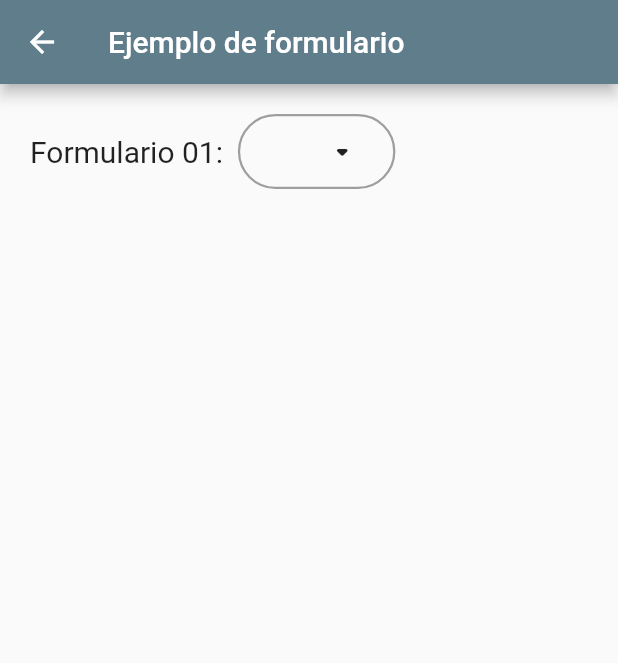
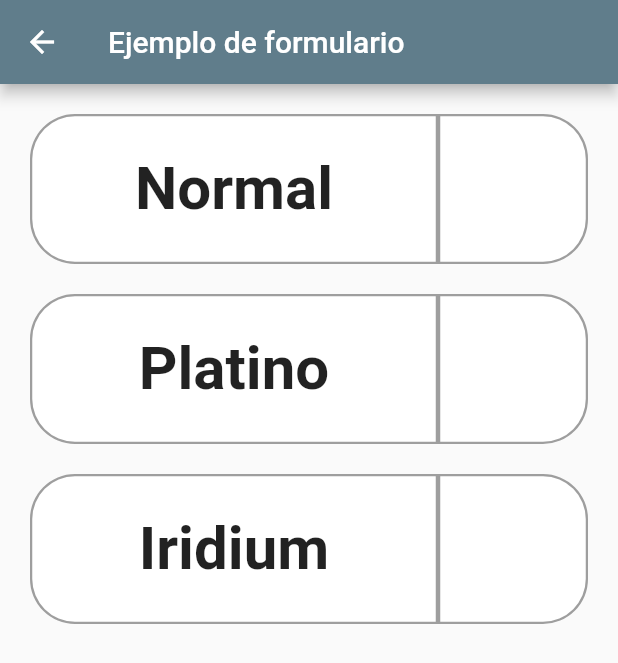
Before and after one commit to lara5tar/amecanico, a Flutter app: the EjemploFormulario screen opened directly, on a phone screen of 412 x 824 dp. Shown: the top 663 px of the screen. Run offline on Flutter 3.47's test engine with Material 2 defaults, Android fonts, the phone set to English and light mode, and no system bars; our stand-ins replace animated_bottom_navigation_bar.

Commit message:
Botones grandes

```diff
--- a/lib/Vista/testl.dart
+++ b/lib/Vista/testl.dart
@@ -340,6 +340,8 @@ class EjemploFormulario extends StatefulWidget {
 }
 
 class _EjemploFormularioState extends State<EjemploFormulario> {
+  List<String> textButton = ['Normal', 'Platino', 'Iridium'];
+
   @override
   Widget build(BuildContext context) {
     return Scaffold(
@@ -347,15 +349,22 @@ class _EjemploFormularioState extends State<EjemploFormulario> {
         title: const Text('Ejemplo de formulario'),
       ),
       body: SingleChildScrollView(
-        padding: EdgeInsets.all(20),
+        padding: const EdgeInsets.all(20),
         child: Column(
           children: [
-            Row(
-              children: [
-                Text('Formulario 01:', style: TextStyle(fontSize: 20)),
-                const SizedBox(width: 10),
-                CustomPopUpMenu(),
-              ],
+            CustomButton(
+              text: textButton[0],
+              onTap: () {},
+            ),
+            const SizedBox(height: 20),
+            CustomButton(
+              text: textButton[1],
+              onTap: () {},
+            ),
+            const SizedBox(height: 20),
+            CustomButton(
+              text: textButton[2],
+              onTap: () {},
             ),
           ],
         ),
@@ -363,3 +372,153 @@ class _EjemploFormularioState extends State<EjemploFormulario> {
     );
   }
 }
+
+class CustomButton extends StatefulWidget {
+  final String text;
+  final Function onTap;
+  const CustomButton({super.key, required this.text, required this.onTap});
+
+  @override
+  State<CustomButton> createState() => _CustomButtonState();
+}
+
+class _CustomButtonState extends State<CustomButton> {
+  int opcion = 0;
+  @override
+  Widget build(BuildContext context) {
+    return GestureDetector(
+      onTap: () {
+        showDialog<String>(
+          context: context,
+          builder: (BuildContext context) => AlertDialog(
+            title: const Text('Elige una opcion'),
+            content: Column(
+              mainAxisSize: MainAxisSize.min,
+              children: [
+                IconButton(
+                  color: Colors.green,
+                  iconSize: 80,
+                  icon: const Icon(Icons.done),
+                  onPressed: () {
+                    opcion = 1;
+                    Navigator.pop(context);
+                  },
+                ),
+                IconButton(
+                  color: Colors.yellow,
+                  iconSize: 80,
+                  icon: const Icon(Icons.close),
+                  onPressed: () {
+                    opcion = 2;
+                    Navigator.pop(context);
+                  },
+                ),
+                IconButton(
+                  color: Colors.red,
+                  iconSize: 80,
+                  icon: const Icon(Icons.warning),
+                  onPressed: () {
+                    opcion = 3;
+                    Navigator.pop(context);
+                  },
+                ),
+              ],
+            ),
+          ),
+        ).then((value) => setState(() {}));
+      },
+      child: Row(
+        children: [
+          Expanded(
+            child: Container(
+              height: 100,
+              decoration: BoxDecoration(
+                border: Border.all(
+                  color: Colors.grey,
+                  width: 1.5,
+                ),
+                borderRadius: const BorderRadius.only(
+                  topLeft: Radius.circular(30),
+                  bottomLeft: Radius.circular(30),
+                ),
+                color: Colors.white,
+              ),
+              child: Center(
+                child: Text(
+                  widget.text,
+                  style: const TextStyle(
+                    fontSize: 40,
+                    fontWeight: FontWeight.bold,
+                  ),
+                ),
+              ),
+            ),
+          ),
+          Container(
+            height: 100,
+            width: 100,
+            decoration: BoxDecoration(
+              border: Border.all(
+                color: Colors.grey,
+                width: 1.5,
+              ),
+              borderRadius: const BorderRadius.only(
+                topRight: Radius.circular(30),
+                bottomRight: Radius.circular(30),
+              ),
+              color: Colors.white,
+            ),
+            child: Center(
+              child: opcion == 1
+                  ? Icon(Icons.done)
+                  : opcion == 2
+                      ? Icon(Icons.close)
+                      : opcion == 3
+                          ? Text('F/S')
+                          : Text(''),
+            ),
+          )
+        ],
+      ),
+    );
+  }
+}
+
+class FS extends StatelessWidget {
+  final String titulo;
+  const FS({super.key, required this.titulo});
+
+  @override
+  Widget build(BuildContext context) {
+    return Column(
+      children: [
+        Container(
+          height: 150,
+          width: 150,
+          decoration: const BoxDecoration(
+            borderRadius: BorderRadius.only(
+              topLeft: Radius.circular(30),
+              topRight: Radius.circular(30),
+            ),
+            color: Color(0xFFE2504C),
+          ),
+          child: Center(
+              child: Text(titulo,
+                  style: TextStyle(fontSize: 100, color: Colors.white))),
+        ),
+        Container(
+          height: 50,
+          width: 150,
+          decoration: BoxDecoration(
+            borderRadius: BorderRadius.only(
+              bottomLeft: Radius.circular(30),
+              bottomRight: Radius.circular(30),
+            ),
+            color: Color(0xFFE2504C),
+          ),
+          child: Center(child: Text('f/s', style: TextStyle(fontSize: 20))),
+        ),
+      ],
+    );
+  }
+}
```
